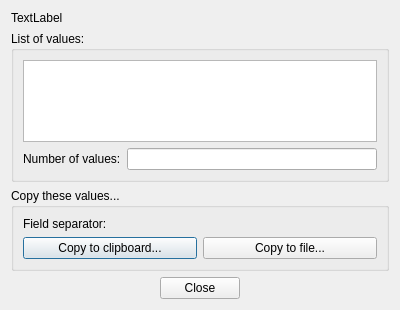
squey/squey, file libpvguiqt/src/PVListDisplayDlg.ui: the form before one commit.
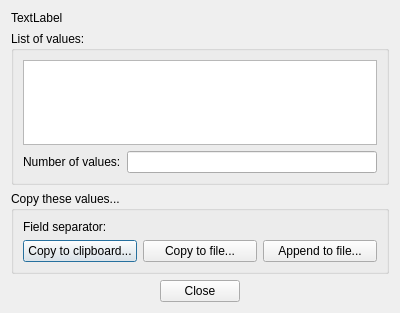
The form after the commit. Custom widgets are drawn as their Qt base class.

Commit message: [pvguiqt/PVListDisplayDlg] * Add a "append to file" button

Diff of the .ui file:
```diff
--- a/libpvguiqt/src/PVListDisplayDlg.ui
+++ b/libpvguiqt/src/PVListDisplayDlg.ui
@@ -9,7 +9,7 @@
     <x>0</x>
     <y>0</y>
     <width>400</width>
-    <height>310</height>
+    <height>313</height>
    </rect>
   </property>
   <property name="windowTitle">
@@ -138,6 +138,13 @@
           </property>
          </widget>
         </item>
+        <item>
+         <widget class="QPushButton" name="_btn_append_file">
+          <property name="text">
+           <string>Append to file...</string>
+          </property>
+         </widget>
+        </item>
        </layout>
       </item>
      </layout>
```
Left out of the diff: 2 changed lines with no effect on the pictures. The commit also changes 2 other files.
